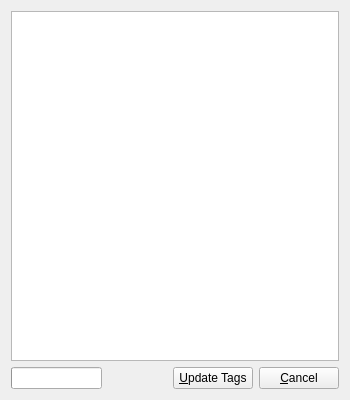
Above: src/dialogs/MusicBrainzTagger.ui from netrunner-debian-kde-extras/amarok before the change. Below: the same form after it.
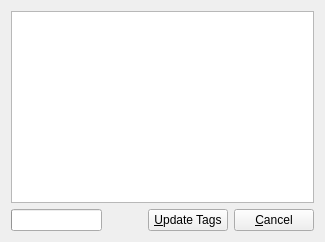
That is the form after the change. Custom widgets are drawn as their Qt base class.

The edit to the form file:
```diff
--- a/src/dialogs/MusicBrainzTagger.ui
+++ b/src/dialogs/MusicBrainzTagger.ui
@@ -8,14 +8,6 @@
   <property name="windowModality">
    <enum>Qt::WindowModal</enum>
   </property>
-  <property name="geometry">
-   <rect>
-    <x>0</x>
-    <y>0</y>
-    <width>350</width>
-    <height>400</height>
-   </rect>
-  </property>
   <property name="windowTitle">
    <string>MusicBrainz Tagger</string>
   </property>
```
